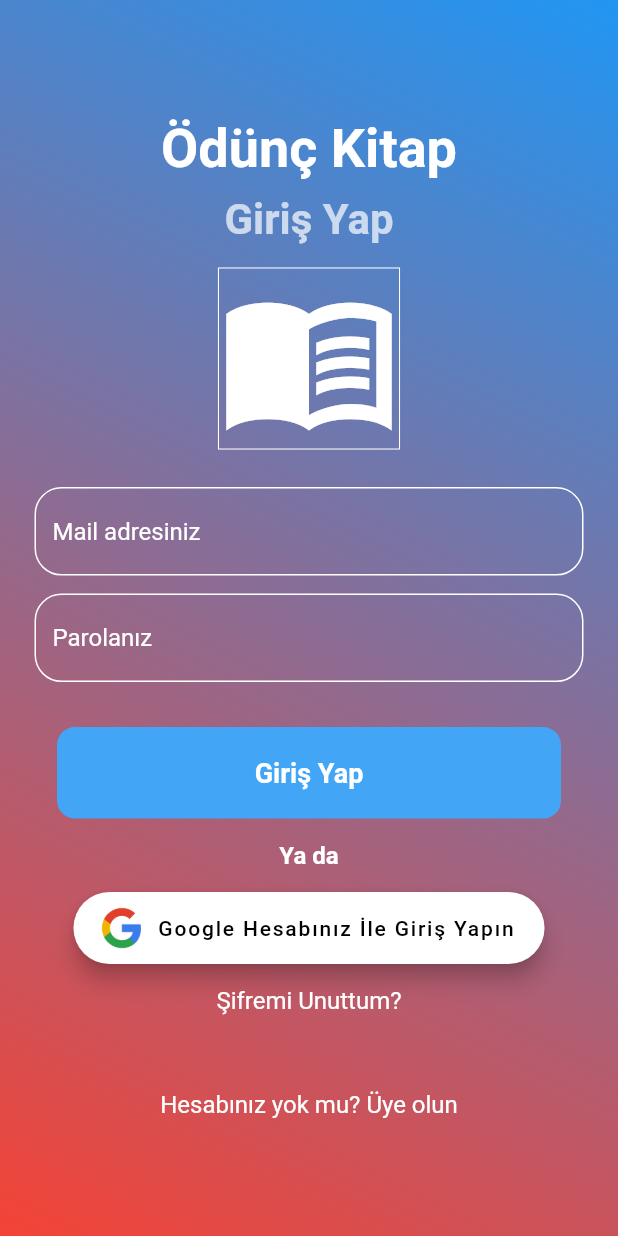
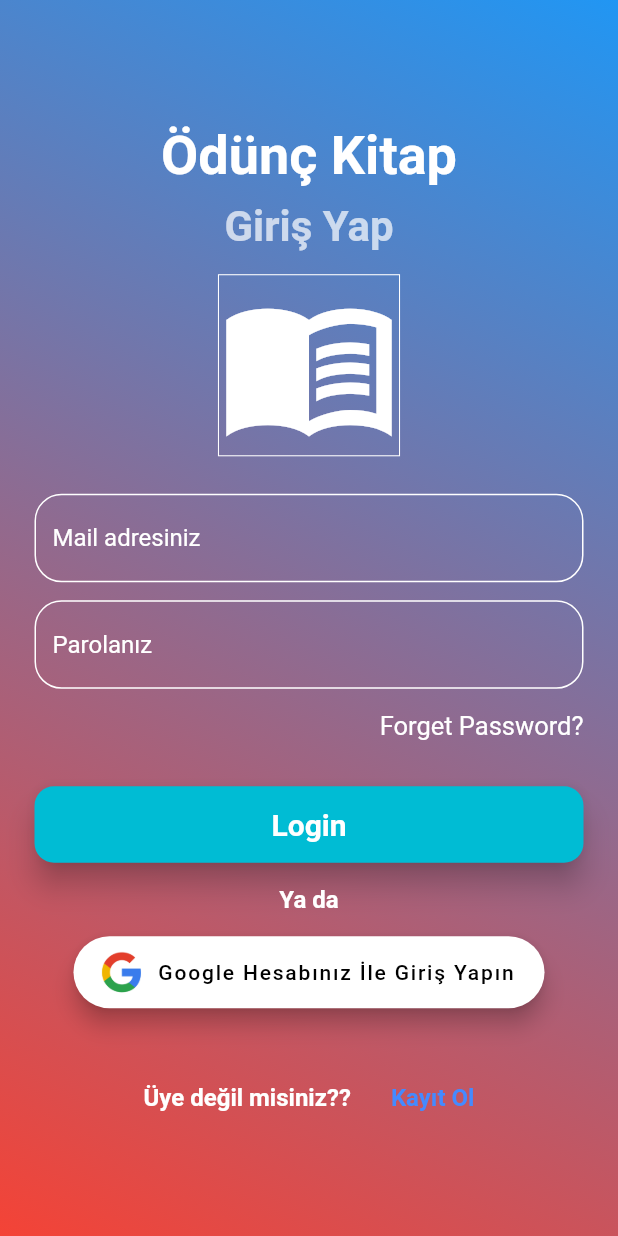
Before and after one commit to Ozanakts58/untitled20, a Flutter app: the LoginPage screen opened directly, on a phone screen of 412 x 824 dp. Run offline on Flutter 3.47's test engine with Material 2 defaults, Android fonts, the phone set to English and light mode, and no system bars; our stand-ins replace cloud_firestore, curved_navigation_bar, firebase_auth, firebase_core, fluttertoast, google_nav_bar and 3 more; accounts and stored records are empty; network calls fail.

Commit message:
commint 3

```diff
--- a/lib/model/book_model.dart
+++ b/lib/model/book_model.dart
@@ -1,4 +1,3 @@
-
 class BookModel{
   String? name;
   String? author;
--- a/lib/pages/home_page.dart
+++ b/lib/pages/home_page.dart
@@ -23,7 +23,7 @@ class _HomepageState extends State<Homepage> {
     responseList.forEach((post) {
       listItems.add(Container(
           height: 150,
-          margin: const EdgeInsets.symmetric(horizontal: 20, vertical: 10),
+          margin: const EdgeInsets.symmetric(horizontal: 20, vertical: 30),
           decoration: BoxDecoration(borderRadius: const BorderRadius.all(Radius.circular(20.0)), color: Colors.white, boxShadow: [
             BoxShadow(color: Colors.black.withAlpha(100), blurRadius: 10.0),
           ]),
--- a/lib/pages/login_page.dart
+++ b/lib/pages/login_page.dart
@@ -1,8 +1,12 @@
+import 'package:flutter/gestures.dart';
 import 'package:flutter/material.dart';
 import 'package:firebase_auth/firebase_auth.dart';
 import 'package:google_sign_in/google_sign_in.dart';
 import 'package:cloud_firestore/cloud_firestore.dart';
+import 'package:untitled18/pages/forget_password.dart';
 import 'package:untitled18/pages/home_page.dart';
+import 'package:untitled18/pages/signup_page.dart';
+import 'package:untitled18/services/global_methods.dart';
 import 'package:untitled18/widgets/text_widget.dart';
 
 class LoginPage extends StatefulWidget {
@@ -13,12 +17,37 @@ class LoginPage extends StatefulWidget {
 class _LoginPageState extends State<LoginPage> {
   final FirebaseAuth _auth = FirebaseAuth.instance;
 
+  final _loginFromKey = GlobalKey<FormState>();
+  bool _isLoading = false;
   final _emailController = TextEditingController();
   final _passwordController = TextEditingController();
   //TextEditingController usernameController = TextEditingController();
   //TextEditingController passwordController = TextEditingController();
 
   Future signIn() async {
+    final isValid = _loginFromKey.currentState!.validate();
+    if (isValid) {
+      setState(() {
+        _isLoading = true;
+      });
+      try {
+        await _auth.signInWithEmailAndPassword(
+          email: _emailController.text.trim(),
+          password: _passwordController.text.trim(),
+
+        );
+        Navigator.of(context).pushReplacement(
+            MaterialPageRoute(builder: (context) => const Homepage()),
+        );
+        //Navigator.canPop(context) ? Navigator.pop(context) : null;
+      } catch (error) {
+        setState(() {
+          _isLoading = false;
+        });
+        GlobalMethod.showErrorDialog(error: error.toString(), ctx: context);
+        print('error$error');
+      }
+    }
     await FirebaseAuth.instance.signInWithEmailAndPassword(
       email: _emailController.text.trim(),
       password: _passwordController.text.trim(),
@@ -132,14 +161,14 @@ class _LoginPageState extends State<LoginPage> {
               _inputField("Mail adresiniz", _emailController),
               const SizedBox(height: 12),
               _inputField("Parolanız", _passwordController, isPassword: true),
+              const SizedBox(height: 15),
+              _extraText(),
               const SizedBox(height: 30),
               _loginBtn(),
               const SizedBox(height: 15),
               _extraText5(),
               const SizedBox(height: 15),
               _googleSignInWidget(),
-              const SizedBox(height: 15),
-              _extraText(),
               const SizedBox(height: 50),
               _extraText2(),
             ],
@@ -155,6 +184,21 @@ class _LoginPageState extends State<LoginPage> {
           border: Border.all(color: Colors.white, width: 0.7),
           shape: BoxShape.rectangle),
       child: const Icon(Icons.menu_book_sharp, color: Colors.white, size: 120),
+    );
+  }
+
+  Widget _colorBackgraund() {
+    return Container(
+      decoration: const BoxDecoration(
+        gradient: LinearGradient(
+          begin: Alignment.topRight,
+          end: Alignment.bottomLeft,
+          colors: [
+            Colors.blue,
+            Colors.red,
+          ],
+        ),
+      ),
     );
   }
 
@@ -178,6 +222,32 @@ class _LoginPageState extends State<LoginPage> {
   }
 
   Widget _loginBtn() {
+    return MaterialButton(
+      onPressed: signIn,
+      color: Colors.cyan,
+      elevation: 8,
+      shape: RoundedRectangleBorder(
+        borderRadius: BorderRadius.circular(13),
+      ),
+      child: Padding(
+        padding: const EdgeInsets.symmetric(vertical: 14),
+        child: Row(
+          mainAxisAlignment: MainAxisAlignment.center,
+          children: const [
+            Text(
+              'Login',
+              style: TextStyle(
+                color: Colors.white,
+                fontWeight: FontWeight.bold,
+                fontSize: 20,
+              ),
+            ),
+          ],
+        ),
+      ),
+    );
+  }
+  /*Widget _loginBtn() {
     return Padding(
       padding: const EdgeInsets.symmetric(horizontal: 15.0),
       child: GestureDetector(
@@ -200,7 +270,7 @@ class _LoginPageState extends State<LoginPage> {
         ),
       ),
     );
-  }
+  }*/
 
   /* Widget _loginBtn() {
     return ElevatedButton(
@@ -229,20 +299,62 @@ class _LoginPageState extends State<LoginPage> {
   }*/
 
   Widget _extraText() {
-    return const Text(
-      "Şifremi Unuttum?",
-      textAlign: TextAlign.center,
-      style: TextStyle(fontSize: 16, color: Colors.white),
+    return Row(
+      mainAxisAlignment: MainAxisAlignment.end,
+      children: [
+        GestureDetector(
+          onTap: () {
+            //Forget Password
+            Navigator.pushReplacement(
+                context, MaterialPageRoute(builder: (_) => ForgetPassword()));
+          },
+          child: const Text(
+            "Forget Password?",
+            style: TextStyle(
+              color: Colors.white,
+              fontWeight: FontWeight.w400,
+              fontSize: 17,
+            ),
+          ),
+        ),
+      ],
     );
   }
 
   Widget _extraText2() {
+    return RichText(
+      text: TextSpan(children: [
+        const TextSpan(
+          text: 'Üye değil misiniz??',
+          style: TextStyle(
+            color: Colors.white,
+            fontWeight: FontWeight.bold,
+            fontSize: 16,
+          ),
+        ),
+        const TextSpan(text: '      '),
+        TextSpan(
+          recognizer: TapGestureRecognizer()
+            ..onTap = () => Navigator.push(context,
+                MaterialPageRoute(builder: (context) => SignUpScreen())),
+          text: 'Kayıt Ol',
+          style: const TextStyle(
+            color: Colors.blueAccent,
+            fontWeight: FontWeight.bold,
+            fontSize: 16,
+          ),
+        )
+      ]),
+    );
+  }
+
+  /*Widget _extraText2() {
     return const Text(
       "Hesabınız yok mu? Üye olun",
       textAlign: TextAlign.end,
       style: TextStyle(fontSize: 16, color: Colors.white),
     );
-  }
+  }*/
 
   Widget _extraText3() {
     return const Text(
```
Also changed, not shown: lib/main.dart (+4 -7 lines), lib/pages/forget_password.dart (+36 -26 lines), lib/pages/signup_page.dart (+29 -7 lines).
